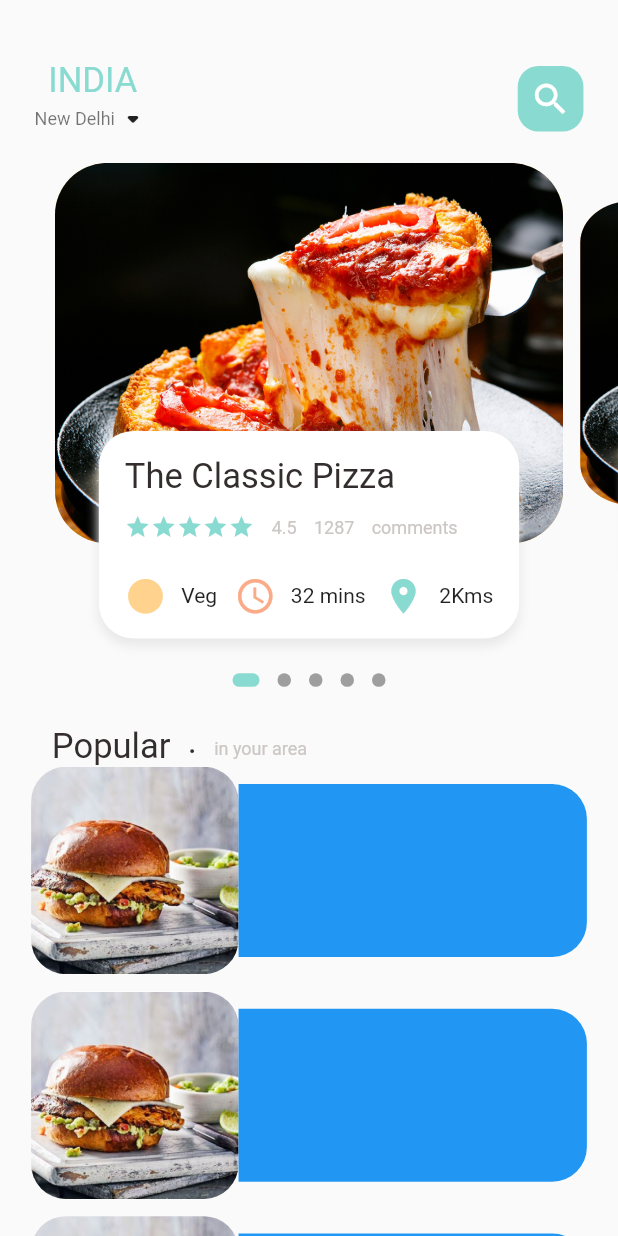
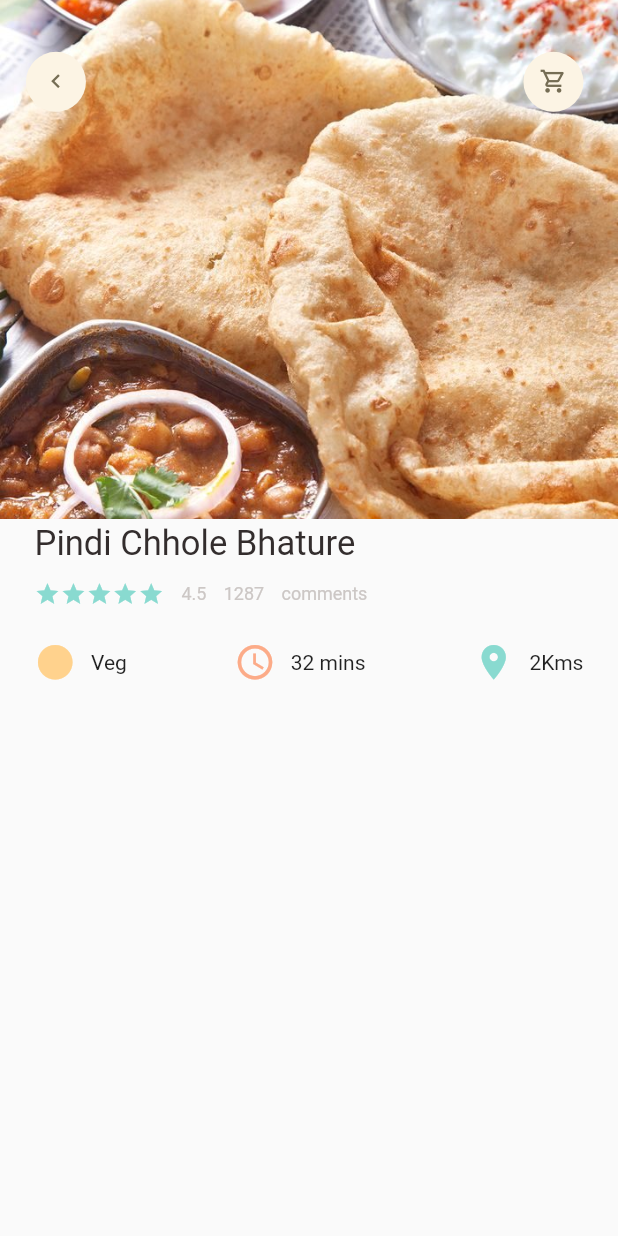
Before and after one commit to Ketan-Goyal/go_foodz, a Flutter app: the screen it shows after launch, on a phone screen of 412 x 824 dp. Run offline on Flutter 3.47's test engine with Material 2 defaults, Android fonts, the phone set to English and light mode, and no system bars; drawn by our look-alikes of dots_indicator; our stand-ins replace get.

Commit message:
12/06/22 eve

```diff
--- a/lib/main.dart
+++ b/lib/main.dart
@@ -1,6 +1,6 @@
 import 'package:flutter/material.dart';
 import 'package:get/get.dart';
-import 'package:go_foodz/home/main%20food%20page.dart';
+import 'package:go_foodz/screens/food/popular_food_detail.dart';
 
 void main() {
   runApp(const MyApp());
@@ -18,7 +18,8 @@ class MyApp extends StatelessWidget {
       theme: ThemeData(
         primarySwatch: Colors.blue,
       ),
-      home: MainFoodPage(),
+      // home: MainFoodPage(),
+      home: PopularFoodDetails(),
     );
   }
 }
--- /dev/null
+++ b/lib/screens/food/popular_food_detail.dart
@@ -0,0 +1,128 @@
+import 'package:flutter/cupertino.dart';
+import 'package:flutter/material.dart';
+import 'package:go_foodz/utils/dimensions.dart';
+import 'package:go_foodz/widgets/app_icon.dart';
+
+import '../../utils/colors.dart';
+import '../../widgets/IconAndTextWidget.dart';
+import '../../widgets/big_text.dart';
+import '../../widgets/small text.dart';
+
+class PopularFoodDetails extends StatelessWidget {
+  const PopularFoodDetails({Key? key}) : super(key: key);
+
+  @override
+  Widget build(BuildContext context) {
+    return Scaffold(
+      body: Stack(
+        children: [
+          Positioned(
+            left: 0,
+            right: 0,
+            child: Container(
+              width: double.maxFinite,
+              height: Dimensions.ratio * 300,
+              decoration: BoxDecoration(
+                image: DecorationImage(
+                  fit: BoxFit.cover,
+                  image: AssetImage("assets/images/food2.jpg"),
+                ),
+              ),
+            ),
+          ),
+          Positioned(
+            top: Dimensions.ratio * 30,
+            left: Dimensions.ratio * 15,
+            right: Dimensions.ratio * 20,
+            child: Row(
+              mainAxisAlignment: MainAxisAlignment.spaceBetween,
+              children: [
+                AppIcon(icon: Icons.chevron_left),
+                AppIcon(icon: Icons.shopping_cart_outlined),
+              ],
+            ),
+          ),
+          Positioned(
+            left: 0,
+            right: 0,
+            top: (Dimensions.ratio * 300) - 20,
+            child: Container(
+              padding: EdgeInsets.only(
+                  left: Dimensions.ratio * 20,
+                  right: Dimensions.ratio * 20,
+                  top: Dimensions.height20),
+              decoration: BoxDecoration(
+                borderRadius: BorderRadius.circular(Dimensions.rad20),
+              ),
+              child: Column(
+                crossAxisAlignment: CrossAxisAlignment.start,
+                children: [
+                  BigText(text: "Pindi Chhole Bhature"),
+                  SizedBox(height: Dimensions.height10),
+                  Row(
+                    // mainAxisAlignment: MainAxisAlignment.spaceBetween,
+                    children: [
+                      Wrap(
+                        children: List.generate(
+                          5,
+                          (index) => Icon(
+                            Icons.star,
+                            color: AppColors.mainColor,
+                            size: Dimensions.ratio * 15,
+                          ),
+                        ),
+                      ),
+                      SizedBox(
+                        width: Dimensions.height10,
+                      ),
+                      SmallText(
+                        text: "4.5",
+                      ),
+                      SizedBox(
+                        width: Dimensions.height10,
+                      ),
+                      SmallText(text: "1287"),
+                      SizedBox(
+                        width: Dimensions.height10,
+                      ),
+                      SmallText(text: "comments"),
+                    ],
+                  ),
+                  SizedBox(
+                    height: Dimensions.height20,
+                  ),
+                  Row(
+                    mainAxisAlignment: MainAxisAlignment.spaceBetween,
+                    children: [
+                      iconsAndTextWidget(
+                        icon: Icons.circle_sharp,
+                        iconColor: AppColors.iconColor1,
+                        text: "Veg",
+                      ),
+                      SizedBox(
+                        width: Dimensions.height10,
+                      ),
+                      iconsAndTextWidget(
+                        icon: Icons.access_time_sharp,
+                        iconColor: AppColors.iconColor2,
+                        text: "32 mins",
+                      ),
+                      SizedBox(
+                        width: Dimensions.height10,
+                      ),
+                      iconsAndTextWidget(
+                        icon: Icons.location_on_sharp,
+                        iconColor: AppColors.mainColor,
+                        text: "2Kms",
+                      ),
+                    ],
+                  )
+                ],
+              ),
+            ),
+          )
+        ],
+      ),
+    );
+  }
+}
--- a/lib/home/main food page.dart
+++ b/lib/screens/home/main food page.dart
@@ -1,10 +1,10 @@
 import 'package:flutter/material.dart';
-import 'package:go_foodz/home/food_page_body.dart';
 import 'package:go_foodz/utils/colors.dart';
 import 'package:go_foodz/widgets/big_text.dart';
 import 'package:go_foodz/widgets/small%20text.dart';
 
-import '../utils/dimensions.dart';
+import '../../utils/dimensions.dart';
+import 'food_page_body.dart';
 
 class MainFoodPage extends StatefulWidget {
   const MainFoodPage({Key? key}) : super(key: key);
@@ -22,9 +22,9 @@ class _MainFoodPageState extends State<MainFoodPage> {
           Container(
             child: Container(
               margin: EdgeInsets.only(
-                  top: Dimensions.ratio * 35, bottom: Dimensions.ratio * 15),
+                  top: Dimensions.ratio * 30, bottom: Dimensions.ratio * 8),
               padding: EdgeInsets.only(
-                  left: Dimensions.ratio * 20, right: Dimensions.ratio * 20),
+                  left: Dimensions.ratio * 18, right: Dimensions.ratio * 20),
               child: Row(
                 mainAxisAlignment: MainAxisAlignment.spaceBetween,
                 children: [
@@ -59,7 +59,11 @@ class _MainFoodPageState extends State<MainFoodPage> {
               ),
             ),
           ),
-          Expanded(child: SingleChildScrollView(child: FoodPageBody(),),),
+          Expanded(
+            child: SingleChildScrollView(
+              child: FoodPageBody(),
+            ),
+          ),
         ],
       ),
     );
--- /dev/null
+++ b/lib/widgets/app_icon.dart
@@ -0,0 +1,33 @@
+import 'package:flutter/cupertino.dart';
+import 'package:go_foodz/utils/dimensions.dart';
+
+class AppIcon extends StatelessWidget {
+  final IconData icon;
+  final Color backgroundColor;
+  final Color iconColor;
+  final double size;
+  const AppIcon({
+    Key? key,
+    required this.icon,
+    this.backgroundColor = const Color(0xFFfcf4e4),
+    this.iconColor = const Color(0xFF756d54),
+    this.size = 40,
+  }) : super(key: key);
+
+  @override
+  Widget build(BuildContext context) {
+    return Container(
+      width: size,
+      height: size,
+      decoration: BoxDecoration(
+        borderRadius: BorderRadius.circular(size / 2),
+        color: backgroundColor,
+      ),
+      child: Icon(
+        icon,
+        color: iconColor,
+        size: Dimensions.ratio * 16,
+      ),
+    );
+  }
+}
```
Also changed, not shown: lib/screens/home/food_page_body.dart (renamed from lib/home/food_page_body.dart, +50 -16 lines).
